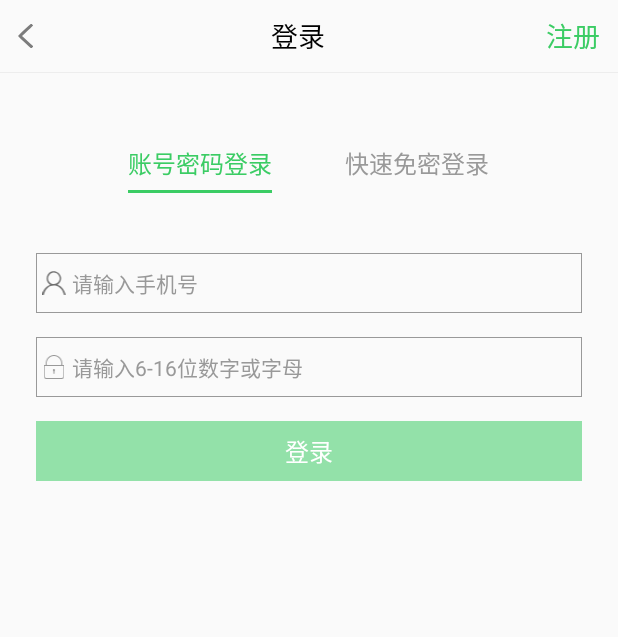
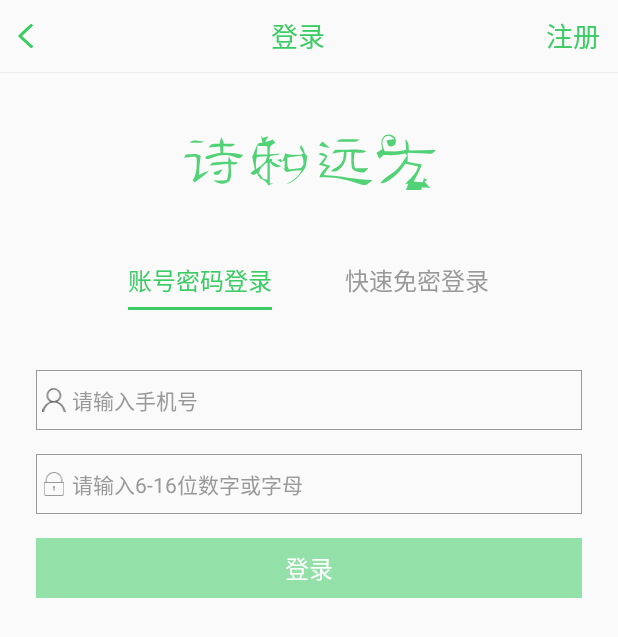
Before and after one commit to humanheima/PoemTrip, an Android app: the LoginActivity screen opened directly, with no data from a screen before it, on a phone screen of 412 x 824 dp. Shown: the top 637 px of the screen. Run offline under Robolectric (Android 15) with nearby library versions, the phone set to English and light mode, and no system bars; our stand-ins replace ButterKnife, RxJava.

Commit message:
修改登录注册界面加入图标

```diff
--- a/app/src/main/res/drawable/ic_back.xml
+++ b/app/src/main/res/drawable/ic_back.xml
@@ -4,6 +4,6 @@
         android:viewportHeight="45.0"
         android:viewportWidth="27.0">
     <path
-        android:fillColor="#7c7c7c"
+        android:fillColor="#3bcc64"
         android:pathData="M22.89,0L25.3,0C25.12,1.3 25.68,1.91 27,1.82L27,2.72C20.89,9.8 13.68,15.84 7.27,22.65C14.06,28.66 20,35.58 27,41.35L27,43.02C25.75,42.99 25.21,43.66 25.39,45L22.93,45C18.6,41.76 15.09,37.59 11.13,33.93C7.62,30.24 3.6,27.03 0.43,23.03C0.1,21.25 2.07,20.27 3,19.02C9.71,12.78 15.85,5.88 22.89,0Z"/>
 </vector>
--- /dev/null
+++ b/app/src/main/res/drawable/ic_login_logo.xml
@@ -0,0 +1,71 @@
+<vector xmlns:android="http://schemas.android.com/apk/res/android"
+        android:width="184dp"
+        android:height="38dp"
+        android:viewportHeight="38.0"
+        android:viewportWidth="184.0">
+    <path
+        android:fillAlpha="0.88"
+        android:fillColor="#3bcc64"
+        android:pathData="M141.28,3.11C143.05,0.02 147.83,0.63 149.58,3.43C150.38,5.46 149.83,8.81 147.11,8.82C144.54,9.76 144.42,6.53 143.53,4.98C145.29,4.63 147.06,4.29 148.82,3.93C147.18,2.44 144.64,0.82 142.6,2.63C139.67,5.17 141.22,9.25 142.55,12.2C147.28,12.12 152.23,12.85 156.74,11.04C156.69,8.77 156.35,6.53 156.24,4.27C158.85,5.84 158.29,9.04 158.63,11.6C164.62,11.7 170.6,11.17 176.58,11.32C175.52,12.24 174.76,14 173.09,13.8C167.99,13.78 162.92,13.17 157.82,13.13C157.84,15.16 157.79,17.2 157.72,19.23C160.85,20 164.04,20.53 167.24,20.93C165.76,24.88 163.75,28.59 161.81,32.31C163.81,32.51 165.82,32.7 167.83,32.91C168.02,32.23 168.41,30.85 168.6,30.17C169.33,30.49 170.08,30.81 170.82,31.13C170.36,31.45 169.45,32.09 168.99,32.41C170.22,33.91 171.42,35.47 173.01,36.62C171.01,36.42 169,36.4 167,36.37L167.03,38L156.65,38C157.23,36.56 157.78,35.1 158.3,33.64L156.07,34.09C159.42,30.55 163.47,27.36 164.75,22.39C161.96,21.54 159.09,21.01 156.22,20.53C154.12,23.57 151.91,26.58 149.01,28.91C146.24,31.06 143.34,33.83 139.55,33.48C142.6,29.45 147.45,27.49 150.92,23.9C153.61,21.26 155.33,17.86 157.44,14.78C156.89,14.42 156.35,14.06 155.8,13.71C151.17,15.14 146.31,14.73 141.54,14.75C140.65,15.58 139.76,16.42 138.87,17.24C138.23,15.91 137.59,14.58 136.96,13.24C138.26,12.45 139.58,11.66 140.9,10.89C140.47,8.33 139.57,5.42 141.28,3.11Z"
+        android:strokeAlpha="0.88"/>
+    <path
+        android:fillAlpha="0.88"
+        android:fillColor="#3bcc64"
+        android:pathData="M60.16,1.6C60.45,2.02 61.02,2.87 61.31,3.29C62.53,2.94 63.76,2.6 64.97,2.22C64.42,3.17 63.3,5.05 62.74,6C64.54,5.75 66.24,5.21 67.85,4.37C68.44,5.1 69.02,5.84 69.6,6.57C68.33,7.41 66.69,7.97 65.99,9.44C65.78,11.01 65.81,12.59 65.74,14.17C68.05,13.91 70.36,13.68 72.68,13.79C70.45,15.9 65.53,13.32 65.44,17.48C65.97,17.44 67.04,17.38 67.58,17.35C67.48,17.71 67.28,18.42 67.18,18.78C68.3,19.46 69.41,20.16 70.52,20.87C71.27,21.17 72.76,21.77 73.51,22.07C71.49,23.41 69.41,22.57 67.61,21.42C67.17,20.86 66.31,19.73 65.87,19.17C65.83,24.01 65.87,28.85 65.83,33.69C66.47,33.58 67.77,33.37 68.41,33.27C67.23,33.82 66.05,34.37 64.87,34.93C63.94,32.57 61.83,31.24 59.56,30.36C58.73,29.17 57.9,27.97 57.06,26.78C56.53,27.1 55.47,27.74 54.94,28.05C54.42,27.73 53.37,27.08 52.85,26.75C53.86,25.93 54.88,25.11 55.9,24.3C55.25,21.5 54.59,18.7 54.14,15.86C55.68,13.25 56.01,10.08 57.77,7.61C58.52,6.49 59.59,6.22 61,6.8C60.69,5.07 60.41,3.34 60.16,1.6M57.68,8.72C57.49,10.57 57.29,12.42 57.07,14.26C59.49,14.3 61.92,14.33 64.35,14.39C64.3,12.52 64.27,10.65 64.24,8.79C62.05,8.74 59.86,8.73 57.68,8.72M57.27,16.02C56.38,18.58 56.49,21.29 56.8,23.95C59.15,22.59 61.17,20.77 62.99,18.78C63.34,17.67 63.7,16.58 64.06,15.48C61.78,15.47 59.52,15.73 57.27,16.02M61.01,22.56L60.53,22.19C59.73,23.81 58.97,25.45 58.23,27.1C59.97,27.46 60.52,29.12 61.28,30.44C62.02,30.6 63.5,30.91 64.25,31.06C64.28,27.32 64.37,23.59 64.35,19.85C62.82,20.28 61.7,21.18 61.01,22.56Z"
+        android:strokeAlpha="0.88"/>
+    <path
+        android:fillAlpha="0.88"
+        android:fillColor="#3bcc64"
+        android:pathData="M32.42,7.21C32.71,5.72 33.06,4.24 33.48,2.79C34.36,4.14 34.93,5.61 35.19,7.21C37.63,7.17 40.07,7.15 42.51,7.27C41.1,10.1 37.37,8.42 34.88,8.87C34.83,10.3 34.77,11.73 34.72,13.17C39.23,13 43.77,13.38 48.11,14.71C47.42,15.46 46.74,16.24 45.97,16.91C42.87,16.66 40.15,14.77 37.01,14.67C33.2,14.34 29.51,15.53 26.02,16.92C24.84,17.54 22.22,17.71 23.21,15.64C26.34,14.33 29.72,13.84 33.02,13.17C32.94,11.78 32.84,10.38 32.73,8.99C30.28,9.16 27.84,9.45 25.39,9.68C26.4,6.51 29.87,7.35 32.42,7.21Z"
+        android:strokeAlpha="0.88"/>
+    <path
+        android:fillAlpha="0.88"
+        android:fillColor="#3bcc64"
+        android:pathData="M110.38,5.68C111.41,4.81 112.54,3.95 113.98,4.16C117.86,4.07 121.75,4.07 125.62,4.35C124.64,5.31 123.5,6.07 122.06,5.79C118.17,5.73 114.27,5.92 110.38,5.68Z"
+        android:strokeAlpha="0.88"/>
+    <path
+        android:fillAlpha="0.88"
+        android:fillColor="#3bcc64"
+        android:pathData="M12.32,6.36C15.06,3.79 19.15,5.48 22.4,5.76C19.18,6.97 15.67,6.51 12.32,6.36Z"
+        android:strokeAlpha="0.88"/>
+    <path
+        android:fillAlpha="0.88"
+        android:fillColor="#3bcc64"
+        android:pathData="M98.72,8.39C99.46,7.48 100.2,6.57 100.95,5.67C102.65,7.07 104.32,8.49 105.89,10.04C103.46,9.67 101.08,9.08 98.72,8.39Z"
+        android:strokeAlpha="0.88"/>
+    <path
+        android:fillAlpha="0.88"
+        android:fillColor="#3bcc64"
+        android:pathData="M86.48,7.82C87.86,9.47 88.79,11.4 89.11,13.54C89.55,14.05 90.41,15.07 90.85,15.58C90.12,19.06 90.59,23.25 87.64,25.78C84.83,29.53 81.32,33.05 76.6,34.13C80.73,31.92 85.14,29.3 87,24.75C83.54,24.75 80.14,25.36 76.76,26C75.92,24.92 75.05,23.87 74.17,22.83L75.72,23.97C75.76,22.55 75.84,19.71 75.88,18.29C75.21,18.57 73.87,19.14 73.2,19.42C72.41,18.96 71.61,18.5 70.82,18.04C71.65,17.82 72.48,17.59 73.32,17.36L73.94,18.79C75.31,17.33 75.65,15.37 75.99,13.48C79.73,15.41 84.13,14.1 88.08,14.75C84.57,15.38 81.01,15.66 77.5,16.28C77.88,18.89 76.94,22.06 78.74,24.25C81.37,24.17 83.97,23.7 86.58,23.39C87.02,22.82 87.89,21.68 88.32,21.11C88.26,18.9 88.49,16.48 86.68,14.83C87.03,14.46 87.74,13.72 88.09,13.35C87.42,12.36 86.74,11.36 86.05,10.38C86.16,9.74 86.38,8.46 86.48,7.82Z"
+        android:strokeAlpha="0.88"/>
+    <path
+        android:fillAlpha="0.88"
+        android:fillColor="#3bcc64"
+        android:pathData="M69.23,10.18C69.79,10.77 69.79,10.77 69.23,10.18Z"
+        android:strokeAlpha="0.88"/>
+    <path
+        android:fillAlpha="0.88"
+        android:fillColor="#3bcc64"
+        android:pathData="M107.64,13.71C108.26,12.26 109.17,10.74 111.02,11.17C117.43,11.47 124.08,10.23 130.31,12.09C127.94,13.7 125.2,13.25 122.57,12.77C121.56,16.27 121.6,19.97 122.62,23.46C125.58,23.6 128.54,23.5 131.49,23.28C130.31,24.56 129.32,26.74 127.23,26.35C124.71,25.88 120.49,25.5 120.44,22.14C120.07,18.98 120.26,15.8 120.26,12.63C119.44,12.64 117.81,12.68 116.99,12.69C116.99,16.97 115.89,21.62 112.2,24.23C110.71,25.78 108.55,26.02 106.6,25.29C108.85,23.67 111.53,22.55 113.37,20.4C115.16,18.2 115.08,15.21 115.34,12.54C112.76,12.79 110.2,13.23 107.64,13.71Z"
+        android:strokeAlpha="0.88"/>
+    <path
+        android:fillAlpha="0.88"
+        android:fillColor="#3bcc64"
+        android:pathData="M98.31,14.24C100.28,12.03 102.58,14.05 104.36,15.34C103.52,17.12 102.45,18.77 101.34,20.38C102.99,20.9 104.65,21.4 106.31,21.9C104.65,23.81 103.07,25.8 101.8,28C112.74,28.48 123.47,31.22 134.44,31.26C132.39,32.9 130.15,35.63 127.18,34.43C118.11,31.43 108.62,28.86 98.98,29.7C99.46,26.68 101.77,24.59 103.75,22.47C102.06,21.97 100.35,21.52 98.63,21.11C100.19,19.44 101.66,17.7 102.99,15.86C101.43,15.32 99.87,14.78 98.31,14.24Z"
+        android:strokeAlpha="0.88"/>
+    <path
+        android:fillAlpha="0.88"
+        android:fillColor="#3bcc64"
+        android:pathData="M8.66,16.54C9.36,15.78 9.44,13.98 10.82,14.2C13.74,14.39 17.41,13.16 19.79,15.29C19.21,19.49 18.59,23.69 18.79,27.94C20.96,26.88 23.09,25.72 25.38,24.92C22.81,28.15 19.03,30.05 16.07,32.88C15.66,32.63 14.84,32.14 14.42,31.89C16.58,28.3 17.2,24.07 17.21,19.94C17.07,18.55 17.73,16.61 16.07,15.91C13.58,15.65 11.12,16.27 8.66,16.54Z"
+        android:strokeAlpha="0.88"/>
+    <path
+        android:fillAlpha="0.88"
+        android:fillColor="#3bcc64"
+        android:pathData="M38.53,15.43C39.24,16.62 39.76,17.91 40.22,19.21C41.65,19.29 43.08,19.37 44.51,19.47C43.63,21.49 41.55,21.1 39.77,20.92C39.87,24.57 40.8,28.64 39,32.02C36.02,34.72 31.18,34.14 28.37,31.45C31.32,31.72 34.29,31.92 37.21,31.31C38.63,27.92 38.47,24.22 38.23,20.64C34.01,20.69 29.87,21.65 25.65,21.71C26.2,21.02 26.8,20.36 27.43,19.75C30.92,19.1 34.51,19.26 38.04,19.13C38.16,18.21 38.41,16.36 38.53,15.43Z"
+        android:strokeAlpha="0.88"/>
+    <path
+        android:fillAlpha="0.88"
+        android:fillColor="#3bcc64"
+        android:pathData="M28.3,26.3C30.39,25.59 32.44,24.79 34.49,24C33.61,25.31 32.68,26.58 31.73,27.84C31.06,27.84 29.73,27.84 29.06,27.84C28.87,27.46 28.49,26.68 28.3,26.3Z"
+        android:strokeAlpha="0.88"/>
+</vector>
--- a/app/src/main/res/layout/activity_login.xml
+++ b/app/src/main/res/layout/activity_login.xml
@@ -31,7 +31,7 @@
             android:gravity="center"
             android:maxLines="1"
             android:text="@string/login"
-            android:textColor="@android:color/black"
+            android:textColor="@color/green"
             android:textSize="18sp"
             tools:text="@string/login"/>
 
@@ -56,13 +56,22 @@
         style="@style/Horizontal_Line"
         android:layout_below="@+id/rl_title"/>
 
+    <ImageView
+        android:id="@+id/img_top_logo"
+        android:layout_width="wrap_content"
+        android:layout_height="wrap_content"
+        android:layout_below="@+id/view_split_title"
+        android:layout_centerHorizontal="true"
+        android:layout_marginTop="40dp"
+        app:srcCompat="@drawable/ic_login_logo"/>
+
     <RelativeLayout
         android:id="@+id/rl_login_type"
         android:layout_width="match_parent"
         android:layout_height="wrap_content"
         android:layout_alignParentLeft="true"
         android:layout_alignParentStart="true"
-        android:layout_below="@+id/view_split_title"
+        android:layout_below="@+id/img_top_logo"
         android:layout_marginTop="40dp">
 
         <TextView
@@ -315,10 +324,10 @@
                 android:layout_alignParentRight="true"
                 android:layout_gravity="center_vertical"
                 android:background="@color/text_gray"
+                android:clickable="false"
                 android:gravity="center"
                 android:maxLength="16"
                 android:maxLines="1"
-                android:clickable="false"
                 android:text="@string/get_verify_code"
                 android:textColor="@android:color/white"
                 android:textSize="14sp"/>
@@ -336,9 +345,9 @@
         android:layout_marginRight="24dp"
         android:layout_marginTop="16dp"
         android:background="@color/alpha_green"
+        android:clickable="false"
         android:gravity="center"
         android:text="@string/login"
-        android:clickable="false"
         android:textColor="@android:color/white"
         android:textSize="16sp"/>
 
--- a/app/src/main/res/layout/activity_register.xml
+++ b/app/src/main/res/layout/activity_register.xml
@@ -11,6 +11,15 @@
         android:layout_width="match_parent"
         android:layout_height="48dp"
         app:title="@string/register_activity_title"/>
+
+    <ImageView
+        android:id="@+id/img_top_logo"
+        android:layout_width="wrap_content"
+        android:layout_height="wrap_content"
+        android:layout_below="@+id/view_split_title"
+        android:layout_gravity="center_horizontal"
+        android:layout_marginTop="40dp"
+        app:srcCompat="@drawable/ic_login_logo"/>
 
     <RelativeLayout
         android:layout_width="match_parent"
--- a/app/src/main/res/layout/rl_title.xml
+++ b/app/src/main/res/layout/rl_title.xml
@@ -18,6 +18,7 @@
 
     <TextView
         android:id="@+id/text_title"
+        android:textColor="@color/green"
         android:layout_width="wrap_content"
         android:layout_height="match_parent"
         android:layout_centerHorizontal="true"
@@ -38,6 +39,7 @@
         android:layout_marginBottom="1px"
         android:ellipsize="end"
         android:gravity="center"
+        android:textColor="@color/green"
         android:maxLines="1"
         android:paddingRight="12dp"
         android:textSize="18sp"
```
Also changed, not shown: app/src/main/AndroidManifest.xml (+5 -3 lines).
